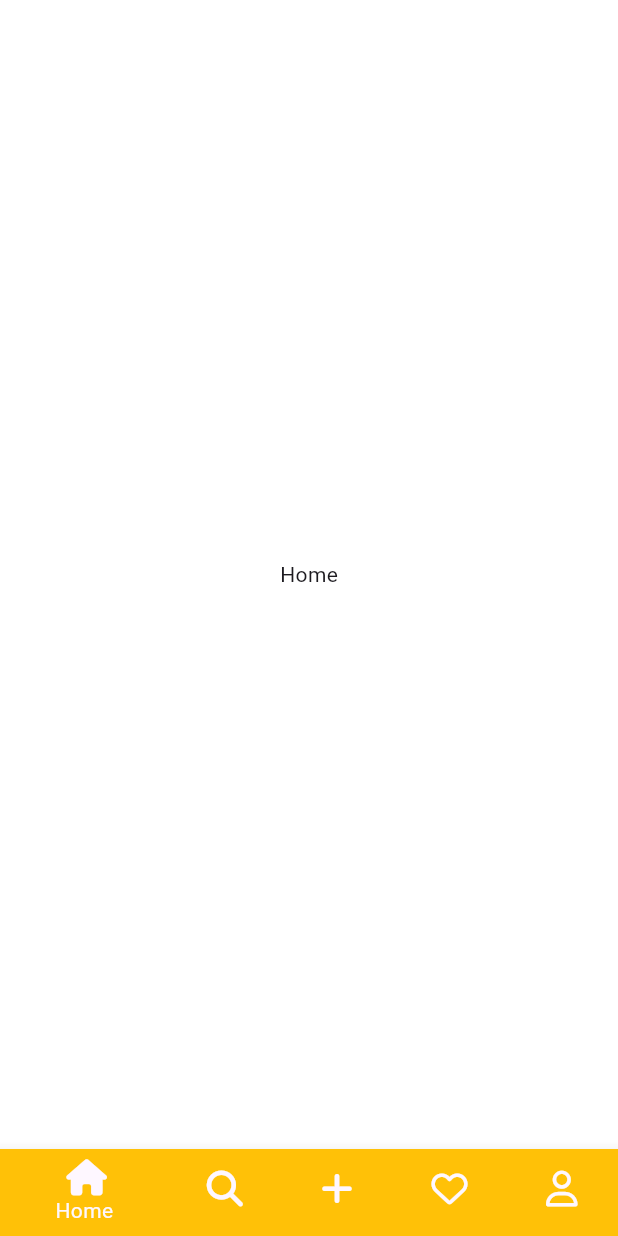
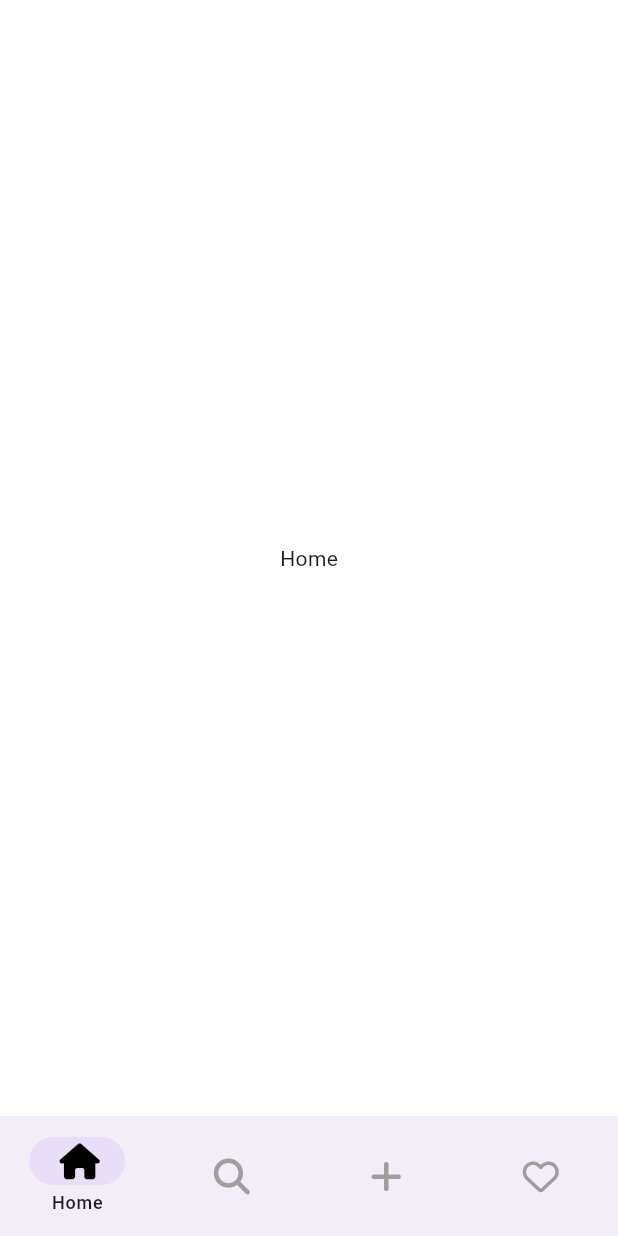
Before and after one commit to helious23/tiktok_clone_again, a Flutter app: the screen it shows after launch, on a phone screen of 412 x 824 dp. Run offline on Flutter 3.47's test engine with Material 3 defaults, Android fonts, the phone set to English and light mode, and no system bars; our stand-ins replace font_awesome_flutter.

Commit message:
#6.3 Navigation Bar

```diff
--- a/lib/features/main_navigation/main_navigation_screen.dart
+++ b/lib/features/main_navigation/main_navigation_screen.dart
@@ -30,41 +30,40 @@ class _MainNavigationScreenState extends State<MainNavigationScreen> {
   Widget build(BuildContext context) {
     return Scaffold(
       body: screens[_selectedIndex],
-      bottomNavigationBar: BottomNavigationBar(
-        currentIndex: _selectedIndex,
-        onTap: _onTap,
-        // selectedItemColor: Theme.of(context).primaryColor,
-        type: BottomNavigationBarType.shifting,
-        items: [
-          BottomNavigationBarItem(
-            icon: Icon(FontAwesomeIcons.house),
+      bottomNavigationBar: NavigationBar(
+        selectedIndex: _selectedIndex,
+        onDestinationSelected: _onTap,
+        labelBehavior:
+            NavigationDestinationLabelBehavior.onlyShowSelected,
+
+        destinations: [
+          NavigationDestination(
+            icon: Icon(
+              FontAwesomeIcons.house,
+              color: _selectedIndex == 0 ? Colors.black : Colors.grey,
+            ),
             label: 'Home',
-            tooltip: 'Home',
-            backgroundColor: Colors.amber,
           ),
-          BottomNavigationBarItem(
-            icon: Icon(FontAwesomeIcons.magnifyingGlass),
+          NavigationDestination(
+            icon: Icon(
+              FontAwesomeIcons.magnifyingGlass,
+              color: _selectedIndex == 1 ? Colors.black : Colors.grey,
+            ),
             label: 'Search',
-            tooltip: 'Search',
-            backgroundColor: Colors.blue,
           ),
-          BottomNavigationBarItem(
-            icon: Icon(FontAwesomeIcons.plus),
+          NavigationDestination(
+            icon: Icon(
+              FontAwesomeIcons.plus,
+              color: _selectedIndex == 2 ? Colors.black : Colors.grey,
+            ),
             label: 'Add',
-            tooltip: 'Add',
-            backgroundColor: Colors.green,
           ),
-          BottomNavigationBarItem(
-            icon: Icon(FontAwesomeIcons.heart),
+          NavigationDestination(
+            icon: Icon(
+              FontAwesomeIcons.heart,
+              color: _selectedIndex == 3 ? Colors.black : Colors.grey,
+            ),
             label: 'Likes',
-            tooltip: 'Likes',
-            backgroundColor: Colors.purple,
-          ),
-          BottomNavigationBarItem(
-            icon: Icon(FontAwesomeIcons.user),
-            label: 'Profile',
-            tooltip: 'Profile',
-            backgroundColor: Colors.red,
           ),
         ],
       ),
```
